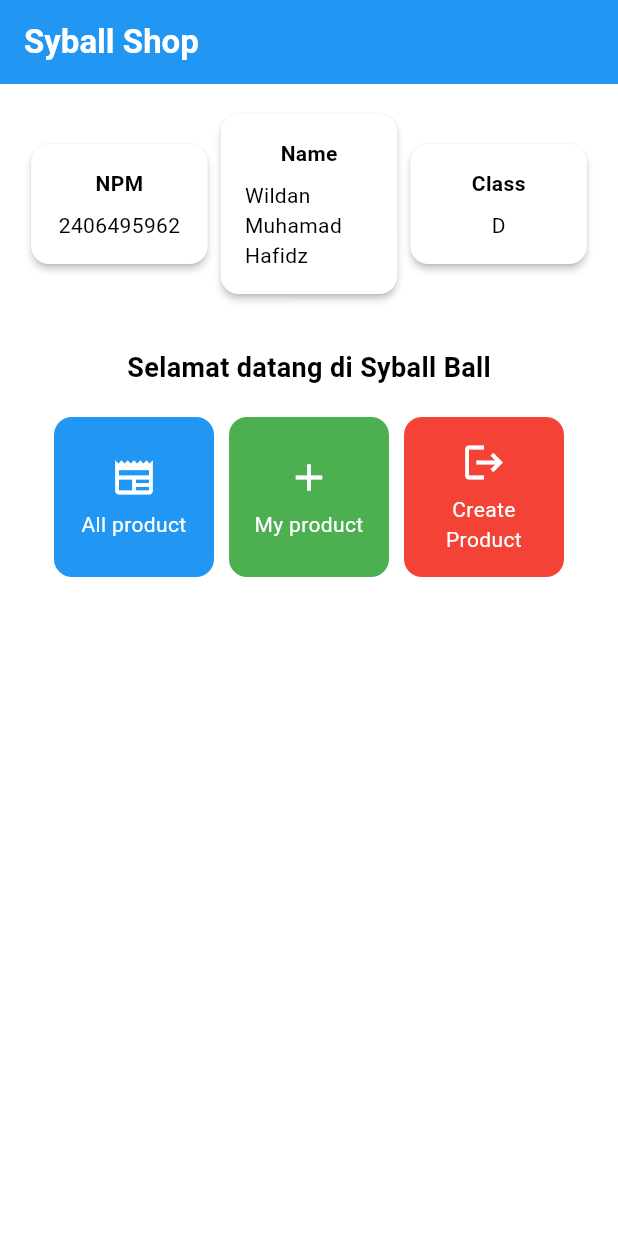
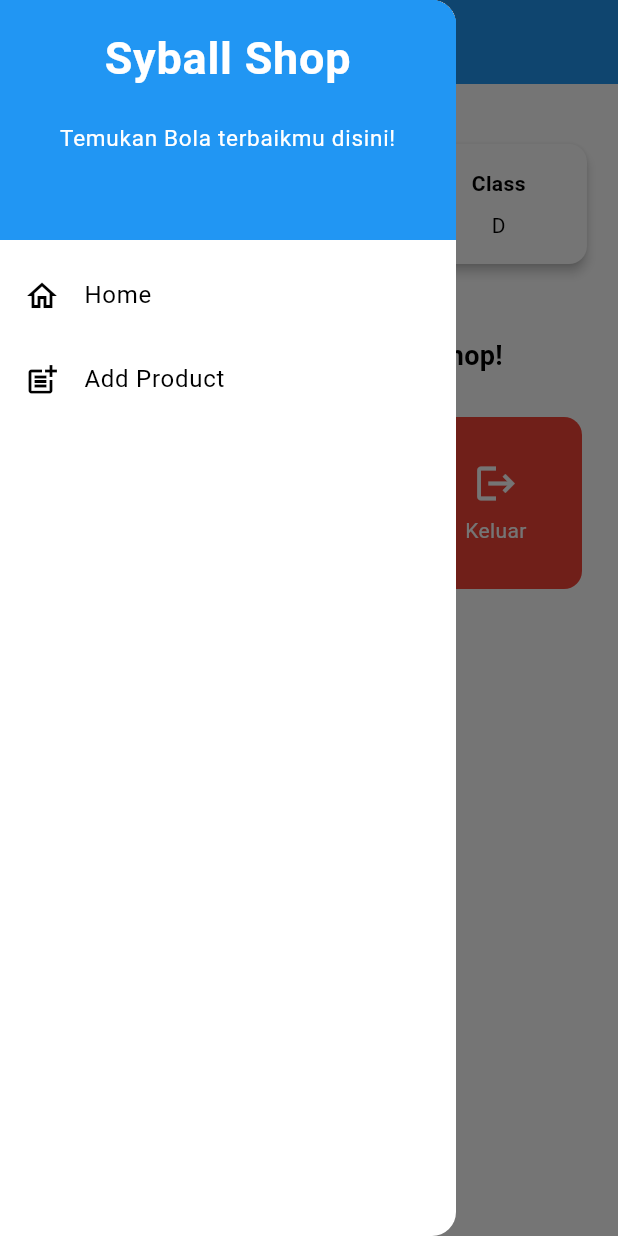
Before and after one commit to Wildann133/football-shop-mobile, a Flutter app: the screen it shows after launch, with the side drawer open (before the commit the screen has no drawer), on a phone screen of 412 x 824 dp. Run offline on Flutter 3.47's test engine with Material 3 defaults, Android fonts, the phone set to English and light mode, and no system bars.

Commit message:
Selesai Kode Tugas 8

```diff
--- a/lib/menu.dart
+++ b/lib/menu.dart
@@ -1,10 +1,21 @@
 import 'package:flutter/material.dart';
+import 'package:football_shop/widgets/left_drawer.dart';
+import 'package:football_shop/widgets/product_card.dart';
+
 
 class MyHomePage extends StatelessWidget {
  MyHomePage({super.key});
  final String nama = "Wildan Muhamad Hafidz"; //nama
  final String npm = "2406495962"; //npm
  final String kelas = "D"; //kelas
+
+
+  // Daftar item menu utama
+  final List<ItemHomepage> items = [
+    ItemHomepage("Lihat Produk", Icons.shopping_bag_outlined, Colors.blue),
+    ItemHomepage("Tambah Produk", Icons.add_box_outlined, Colors.green),
+    ItemHomepage("Keluar", Icons.logout, Colors.red),
+  ];
 
   @override
     Widget build(BuildContext context) {
@@ -24,6 +35,8 @@ class MyHomePage extends StatelessWidget {
         backgroundColor: Theme.of(context).colorScheme.primary,
       ),
 
+      drawer: const LeftDrawer(),//drawer
+
       // Body halaman dengan padding di sekelilingnya.
       body: Padding(
         padding: const EdgeInsets.all(16.0),
@@ -42,42 +55,29 @@ class MyHomePage extends StatelessWidget {
             ),
 
             // Memberikan jarak vertikal 16 unit.
-            const SizedBox(height: 16.0),
+            const SizedBox(height: 24.0),
 
-            // Menempatkan widget berikutnya di tengah halaman.
-            Center(
-              child: Column(
-                // Menyusun teks dan grid item secara vertikal.
-
-                children: [
-                  // Menampilkan teks sambutan dengan gaya tebal dan ukuran 18.
-                  const Padding(
-                    padding: EdgeInsets.only(top: 16.0),
-                    child: Text(
-                      'Selamat datang di Syball Ball',
+            // Teks sambutan
+            const Text(
+              'Selamat datang di Syball Shop!',
               style: TextStyle(
+                fontSize: 18.0,
                 fontWeight: FontWeight.bold,
-                        fontSize: 18.0,
-                      ),
               ),
             ),
 
-                  // Grid untuk menampilkan ItemCard dalam bentuk grid 3 kolom.
-                  GridView.count(
-                    primary: true,
-                    padding: const EdgeInsets.all(20),
+            const SizedBox(height: 20.0),
+
+            // Grid menu utama
+            Expanded(
+              child: GridView.count(
+                crossAxisCount: 3,
                 crossAxisSpacing: 10,
                 mainAxisSpacing: 10,
-                    crossAxisCount: 3,
-                    // Agar grid menyesuaikan tinggi kontennya.
-                    shrinkWrap: true,
-
-                    // Menampilkan ItemCard untuk setiap item dalam list items.
+                padding: const EdgeInsets.all(8.0),
                 children: items.map((ItemHomepage item) {
                   return ItemCard(item);
                 }).toList(),
-                  ),
-                ],
               ),
             ),
           ],
@@ -85,15 +85,7 @@ class MyHomePage extends StatelessWidget {
       ),
     );
   }
-
-    final List<ItemHomepage> items = [
-    ItemHomepage("All product", Icons.newspaper, Colors.blue),
-    ItemHomepage("My product", Icons.add, Colors.green),
-    ItemHomepage("Create Product", Icons.logout, Colors.red),
-  ];
-
 }
-
 
 class ItemHomepage {
  final String name;
@@ -115,7 +107,7 @@ class InfoCard extends StatelessWidget {
   Widget build(BuildContext context) {
     return Card(
       // Membuat kotak kartu dengan bayangan dibawahnya.
-      elevation: 2.0,
+      elevation: 3.0,
       child: Container(
         // Mengatur ukuran dan jarak di dalam kartu.
         width: MediaQuery.of(context).size.width / 3.5, // menyesuaikan dengan lebar device yang digunakan.
@@ -135,57 +127,3 @@ class InfoCard extends StatelessWidget {
     );
   }
 }
-
-class ItemCard extends StatelessWidget {
-  // Menampilkan kartu dengan ikon dan nama.
-
-  final ItemHomepage item;
-
-  const ItemCard(this.item, {super.key});
-
-  @override
-  Widget build(BuildContext context) {
-    return Material(
-      // Menentukan warna latar belakang dari tema aplikasi.
-      color: item.color,
-      // Membuat sudut kartu melengkung.
-      borderRadius: BorderRadius.circular(12),
-
-      child: InkWell(
-        // Aksi ketika kartu ditekan.
-        onTap: () {
-          // Menampilkan pesan SnackBar saat kartu ditekan.
-          ScaffoldMessenger.of(context)
-            ..hideCurrentSnackBar()
-            ..showSnackBar(
-              SnackBar(content: Text("Kamu telah menekan tombol ${item.name}!"))
-            );
-        },
-        // Container untuk menyimpan Icon dan Text
-        child: Container(
-          padding: const EdgeInsets.all(8),
-          child: Center(
-            child: Column(
-              // Menyusun ikon dan teks di tengah kartu.
-              mainAxisAlignment: MainAxisAlignment.center,
-              children: [
-                Icon(
-                  item.icon,
-                  color: Colors.white,
-                  size: 30.0,
-                ),
-                const Padding(padding: EdgeInsets.all(3)),
-                Text(
-                  item.name,
-                  textAlign: TextAlign.center,
-                  style: const TextStyle(color: Colors.white),
-                ),
-              ],
-            ),
-          ),
-        ),
-      ),
-    );
-  }
-
-}
--- /dev/null
+++ b/lib/widgets/left_drawer.dart
@@ -0,0 +1,72 @@
+import 'package:flutter/material.dart';
+import 'package:football_shop/menu.dart';
+import 'package:football_shop/product_form.dart';
+
+
+class LeftDrawer extends StatelessWidget {
+  const LeftDrawer({super.key});
+
+  @override
+  Widget build(BuildContext context) {
+    return Drawer(
+      child: ListView(
+        children: [
+          const DrawerHeader(
+              decoration: BoxDecoration(
+                color: Colors.blue,
+              ),
+              child: Column(
+                children: [
+                  Text(
+                    'Syball Shop',
+                    textAlign: TextAlign.center,
+                    style: TextStyle(
+                      fontSize: 30,
+                      fontWeight: FontWeight.bold,
+                      color: Colors.white,
+                    ),
+                  ),
+                  Padding(padding: EdgeInsets.all(10)),
+                  Text("Temukan Bola terbaikmu disini!",
+
+                      textAlign: TextAlign.center,
+                      style: TextStyle(
+                      fontSize: 15,
+                      fontWeight: FontWeight.w400,
+                      color: Colors.white,
+                      ),
+                      ),
+                ],
+              ),
+
+          ),
+            ListTile(
+              leading: const Icon(Icons.home_outlined),
+              title: const Text('Home'),
+              // Bagian redirection ke MyHomePage
+              onTap: () {
+                Navigator.pushReplacement(
+                    context,
+                    MaterialPageRoute(
+                      builder: (context) => MyHomePage(),
+                    ));
+              },
+            ),
+            ListTile(
+              leading: const Icon(Icons.post_add),
+              title: const Text('Add Product'),
+              // Bagian redirection ke ProductFormPage
+              onTap: () {
+                Navigator.pushReplacement(
+                    context,
+                    MaterialPageRoute(
+                      builder: (context) => ProductFormPage(),
+                    ));
+              },
+            ),
+
+        ],
+      ),
+    );
+  }
+}
--- /dev/null
+++ b/lib/widgets/product_card.dart
@@ -0,0 +1,66 @@
+import 'package:flutter/material.dart';
+import 'package:football_shop/menu.dart';
+import 'package:football_shop/product_form.dart';
+
+class ItemCard extends StatelessWidget {
+  // Menampilkan kartu dengan ikon dan nama.
+
+  final ItemHomepage item;
+
+  const ItemCard(this.item, {super.key});
+
+  @override
+  Widget build(BuildContext context) {
+    return Material(
+      // Menentukan warna latar belakang dari tema aplikasi.
+      color: item.color,
+      // Membuat sudut kartu melengkung.
+      borderRadius: BorderRadius.circular(12),
+
+      child: InkWell(
+        // Aksi ketika kartu ditekan.
+        onTap: () {
+          // Menampilkan pesan SnackBar saat kartu ditekan.
+          ScaffoldMessenger.of(context)
+            ..hideCurrentSnackBar()
+            ..showSnackBar(
+              SnackBar(content: Text("Kamu telah menekan tombol ${item.name}!")));
+
+            // Navigate ke route yang sesuai (tergantung jenis tombol)
+          if (item.name == "Tambah Produk") {
+              Navigator.push(
+                context,
+                MaterialPageRoute(
+                  builder: (context) => const ProductFormPage(),
+                ),
+              );
+            }
+        }
+        // Container untuk menyimpan Icon dan Text
+        ,child: Container(
+          padding: const EdgeInsets.all(8),
+          child: Center(
+            child: Column(
+              // Menyusun ikon dan teks di tengah kartu.
+              mainAxisAlignment: MainAxisAlignment.center,
+              children: [
+                Icon(
+                  item.icon,
+                  color: Colors.white,
+                  size: 30.0,
+                ),
+                const Padding(padding: EdgeInsets.all(3)),
+                Text(
+                  item.name,
+                  textAlign: TextAlign.center,
+                  style: const TextStyle(color: Colors.white),
+                ),
+              ],
+            ),
+          ),
+        ),
+      ),
+    );
+  }
+
+}
```
Also changed, not shown: lib/product_form.dart (added, +261 -0 lines). Lines whose indentation alone changed are shown as unchanged.
